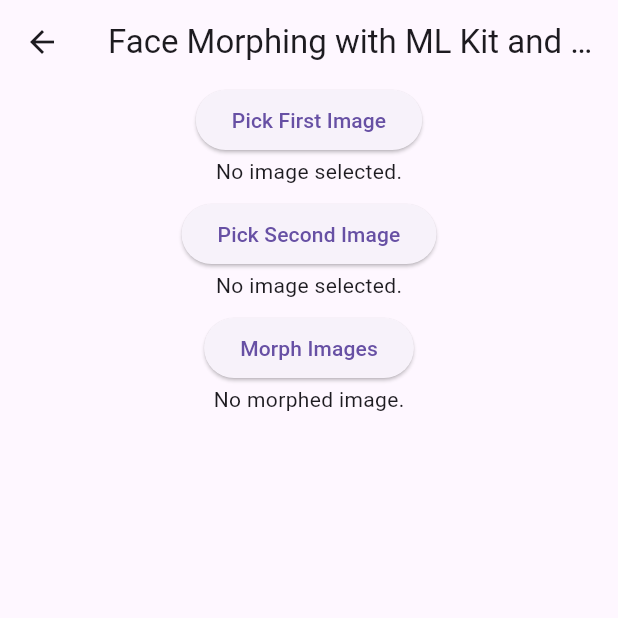
After one commit to ThaiLe1220/face_swap_flutter, a Flutter app: the screen it shows after launch, after a tap on "Face Morph Screen Develop", on a phone screen of 412 x 824 dp, the top half of it. The commit adds this screen. Run offline on Flutter 3.47's test engine with Material 3 defaults, Android fonts, the light colour scheme and no system bars; our stand-ins replace file_picker, image_picker, video_player; missing offline and left inert: dart:ffi, ffmpeg_kit_flutter_min_gpl, google_ml_kit.

Commit message:
face morph screen develop

```diff
--- /dev/null
+++ b/camera_app/lib/face_morph_screen_dev.dart
@@ -0,0 +1,217 @@
+// ignore_for_file: deprecated_member_use
+
+import 'dart:io'; // For File operations
+import 'dart:math'; // For mathematical functions and calculations
+import 'dart:ui' as ui; // For handling images
+import 'package:camera_app/utils/face_morph_utils.dart'; // Custom utility functions for face morphing
+import 'package:flutter/material.dart'; // For UI components
+
+// Main widget for the Face Morphing screen
+class FaceMorphScreenDev extends StatefulWidget {
+  const FaceMorphScreenDev({super.key});
+
+  @override
+  FaceMorphScreenDevState createState() => FaceMorphScreenDevState();
+}
+
+// State class for FaceMorphScreenDev
+class FaceMorphScreenDevState extends State<FaceMorphScreenDev> {
+  // Variables to hold the selected images and their corresponding info
+  File? _image1;
+  File? _image2;
+  String? _outputImagePath;
+  List<Point<double>> _contours1 = [];
+  List<Point<double>> _contours2 = [];
+  List<int> _delaunayTriangles = [];
+  late ui.Image _imageInfo1;
+  late ui.Image _imageInfo2;
+
+  // Add variables to store the elapsed time
+  Duration? _pickImage1Time;
+  Duration? _pickImage2Time;
+  Duration? _detectFaces1Time;
+  Duration? _detectFaces2Time;
+  Duration? _morphImageTime;
+
+  // Dispose resources when the widget is removed from the widget tree
+  @override
+  void dispose() {
+    disposeResources();
+    super.dispose();
+  }
+
+  // Build the UI for the screen
+  @override
+  Widget build(BuildContext context) {
+    return Scaffold(
+      appBar: AppBar(
+        title: const Text('Face Morphing with ML Kit and OpenCV'),
+      ),
+      body: SingleChildScrollView(
+        child: Center(
+          child: Column(
+            mainAxisAlignment: MainAxisAlignment.center,
+            children: <Widget>[
+              // Button to pick the first image
+              ElevatedButton(
+                onPressed: () => pickImage(
+                  1,
+                  (imageFile, imageInfo) =>
+                      _onImagePicked(imageFile, imageInfo, 1),
+                  (elapsed) {
+                    setState(() {
+                      _pickImage1Time = elapsed;
+                    });
+                  },
+                  detectFacesWithTiming,
+                  (elapsed) {
+                    setState(() {
+                      _detectFaces1Time = elapsed;
+                    });
+                  },
+                ),
+                child: const Text('Pick First Image'),
+              ),
+              // Display the first image if selected
+              _image1 == null
+                  ? const Text('No image selected.')
+                  : _buildImage(_image1!, _imageInfo1),
+              const SizedBox(height: 8),
+              // Button to pick the second image
+              ElevatedButton(
+                onPressed: () => pickImage(
+                  2,
+                  (imageFile, imageInfo) =>
+                      _onImagePicked(imageFile, imageInfo, 2),
+                  (elapsed) {
+                    setState(() {
+                      _pickImage2Time = elapsed;
+                    });
+                  },
+                  detectFacesWithTiming,
+                  (elapsed) {
+                    setState(() {
+                      _detectFaces2Time = elapsed;
+                    });
+                  },
+                ),
+                child: const Text('Pick Second Image'),
+              ),
+              // Display the second image if selected
+              _image2 == null
+                  ? const Text('No image selected.')
+                  : _buildImage(_image2!, _imageInfo2),
+              const SizedBox(height: 8),
+              // Button to morph the images
+              ElevatedButton(
+                onPressed: () => morphImages(
+                  _image1,
+                  _image2,
+                  _contours1,
+                  _contours2,
+                  _delaunayTriangles,
+                  0.5,
+                  _onImageMorphed,
+                  (elapsed) {
+                    setState(() {
+                      _morphImageTime = elapsed;
+                    });
+                  },
+                ),
+                child: const Text('Morph Images'),
+              ),
+              // Display the morphed image if available
+              _outputImagePath == null
+                  ? const Text('No morphed image.')
+                  : Image.file(File(_outputImagePath!)),
+              // Display the elapsed times
+              if (_pickImage1Time != null)
+                Text(
+                    'Time taken to pick image 1: ${_pickImage1Time!.inMilliseconds} ms'),
+              if (_detectFaces1Time != null)
+                Text(
+                    'Time taken to detect faces in image 1: ${_detectFaces1Time!.inMilliseconds} ms'),
+              if (_pickImage2Time != null)
+                Text(
+                    'Time taken to pick image 2: ${_pickImage2Time!.inMilliseconds} ms'),
+              if (_detectFaces2Time != null)
+                Text(
+                    'Time taken to detect faces in image 2: ${_detectFaces2Time!.inMilliseconds} ms'),
+              if (_morphImageTime != null)
+                Text(
+                    'Time taken to morph images: ${_morphImageTime!.inMilliseconds} ms'),
+            ],
+          ),
+        ),
+      ),
+    );
+  }
+
+  // Callback function when an image is picked
+  void _onImagePicked(File imageFile, ui.Image imageInfo, int imageNumber) {
+    setState(() {
+      if (imageNumber == 1) {
+        _image1 = imageFile;
+        _imageInfo1 = imageInfo;
+        _contours1.clear(); // Clear previous contours for image1
+      } else if (imageNumber == 2) {
+        _image2 = imageFile;
+        _imageInfo2 = imageInfo;
+        _contours2.clear(); // Clear previous contours for image2
+      }
+      _delaunayTriangles.clear(); // Clear previous Delaunay triangles
+      _outputImagePath = null; // Clear the morphed image path
+    });
+    // Detect faces after image is picked
+    detectFacesWithTiming(imageFile, imageNumber, (contours) {
+      setState(() {
+        if (imageNumber == 1) {
+          _contours1 = contours;
+        } else {
+          _contours2 = contours;
+        }
+
+        if (_contours1.isNotEmpty && _contours2.isNotEmpty) {
+          computeCorrespondences(_contours1, _contours2, (correspondences) {
+            computeDelaunay(_contours1, _imageInfo1, (delaunayTriangles) {
+              setState(() {
+                _delaunayTriangles = delaunayTriangles;
+              });
+            });
+          });
+        }
+      });
+    }, (elapsed) {
+      setState(() {
+        if (imageNumber == 1) {
+          _detectFaces1Time = elapsed;
+        } else {
+          _detectFaces2Time = elapsed;
+        }
+      });
+    });
+  }
+
+  // Callback function when the images are morphed
+  void _onImageMorphed(String outputPath) {
+    setState(() {
+      _outputImagePath = outputPath;
+    });
+  }
+
+  // Widget to display the selected image
+  Widget _buildImage(File imageFile, ui.Image imageInfo) {
+    return LayoutBuilder(
+      builder: (BuildContext context, BoxConstraints constraints) {
+        double scaleX = constraints.maxWidth / imageInfo.width;
+        double scaleY = constraints.maxHeight / imageInfo.height;
+        double scale = min(scaleX, scaleY);
+        return SizedBox(
+          width: imageInfo.width * scale,
+          height: imageInfo.height * scale,
+          child: Image.file(imageFile),
+        );
+      },
+    );
+  }
+}
--- a/camera_app/lib/main.dart
+++ b/camera_app/lib/main.dart
@@ -1,3 +1,4 @@
+import 'package:camera_app/face_morph_screen_dev.dart';
 import 'package:flutter/material.dart';
 import 'mobile_camera_screen.dart';
 import 'text_recognition_screen.dart';
@@ -112,6 +113,17 @@
                   Navigator.push(
                     context,
                     MaterialPageRoute(
+                        builder: (context) => const FaceMorphScreenDev()),
+                  );
+                },
+                child: const Text('Face Morph Screen Develop'),
+              ),
+              const SizedBox(height: 8),
+              ElevatedButton(
+                onPressed: () {
+                  Navigator.push(
+                    context,
+                    MaterialPageRoute(
                         builder: (context) => const VideoUploadScreen()),
                   );
                 },
```
